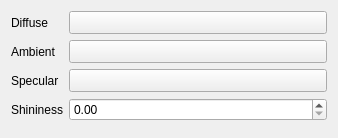
Qt form src/ui/3d/phongmaterialwidget.ui (qgis/QGIS) before a commit.
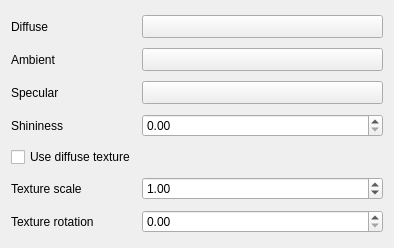
The same form after that commit. Custom widgets are drawn as their Qt base class.

```diff
--- a/src/ui/3d/phongmaterialwidget.ui
+++ b/src/ui/3d/phongmaterialwidget.ui
@@ -6,14 +6,14 @@
    <rect>
     <x>0</x>
     <y>0</y>
-    <width>338</width>
-    <height>138</height>
+    <width>394</width>
+    <height>248</height>
    </rect>
   </property>
   <property name="windowTitle">
    <string notr="true">Form</string>
   </property>
-  <layout class="QFormLayout" name="formLayout">
+  <layout class="QGridLayout" name="gridLayout">
    <item row="0" column="0">
     <widget class="QLabel" name="lblDiffuse">
      <property name="text">
@@ -97,6 +97,59 @@
      </property>
     </widget>
    </item>
+   <item row="4" column="0">
+    <widget class="QCheckBox" name="useDiffuseCheckBox">
+     <property name="text">
+      <string>Use diffuse texture</string>
+     </property>
+     <property name="checked">
+      <bool>false</bool>
+     </property>
+    </widget>
+   </item>
+   <item row="4" column="1">
+    <widget class="QgsFileWidget" name="textureFile" native="true"/>
+   </item>
+   <item row="5" column="0">
+    <widget class="QLabel" name="lblTextureScale">
+     <property name="text">
+      <string>Texture scale</string>
+     </property>
+    </widget>
+   </item>
+   <item row="5" column="1">
+    <widget class="QDoubleSpinBox" name="textureScaleSpinBox">
+     <property name="minimum">
+      <double>0.010000000000000</double>
+     </property>
+     <property name="maximum">
+      <double>100.000000000000000</double>
+     </property>
+     <property name="singleStep">
+      <double>1.000000000000000</double>
+     </property>
+     <property name="value">
+      <double>1.000000000000000</double>
+     </property>
+    </widget>
+   </item>
+   <item row="6" column="0">
+    <widget class="QLabel" name="lblTextureRotation">
+     <property name="text">
+      <string>Texture rotation</string>
+     </property>
+    </widget>
+   </item>
+   <item row="6" column="1">
+    <widget class="QDoubleSpinBox" name="textureRotationSpinBox">
+     <property name="maximum">
+      <double>360.000000000000000</double>
+     </property>
+     <property name="singleStep">
+      <double>5.000000000000000</double>
+     </property>
+    </widget>
+   </item>
   </layout>
  </widget>
  <customwidgets>
@@ -111,6 +164,12 @@
    <header>qgscolorbutton.h</header>
    <container>1</container>
   </customwidget>
+  <customwidget>
+   <class>QgsFileWidget</class>
+   <extends>QWidget</extends>
+   <header>qgsfilewidget.h</header>
+   <container>1</container>
+  </customwidget>
  </customwidgets>
  <resources/>
  <connections/>
```
